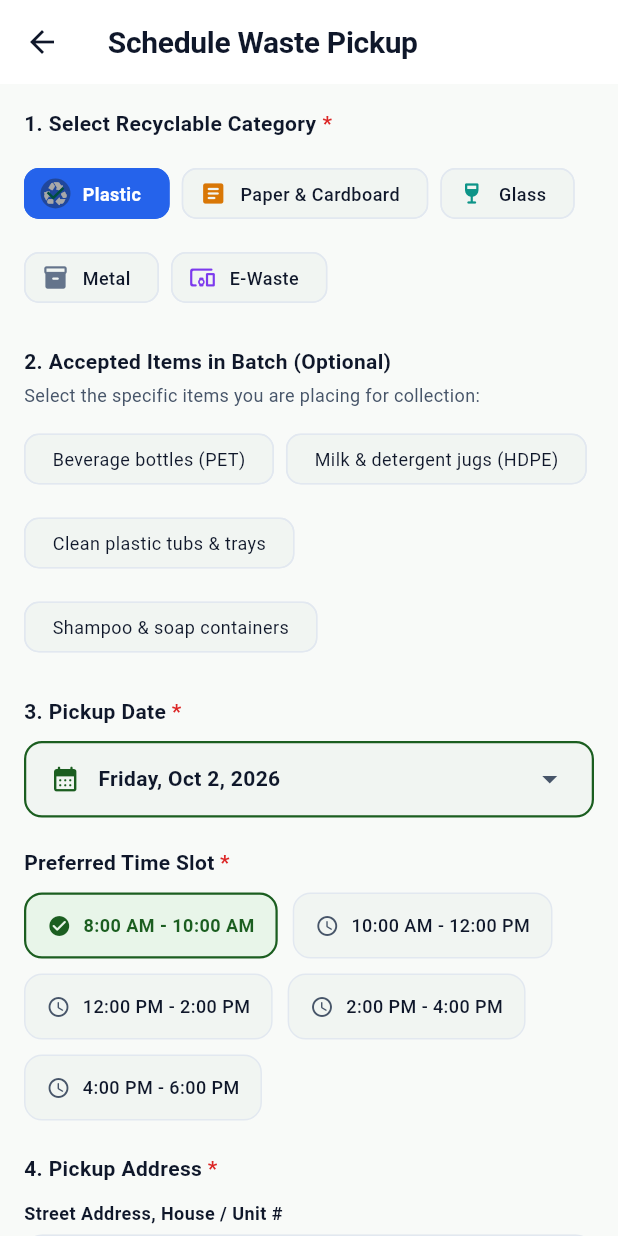
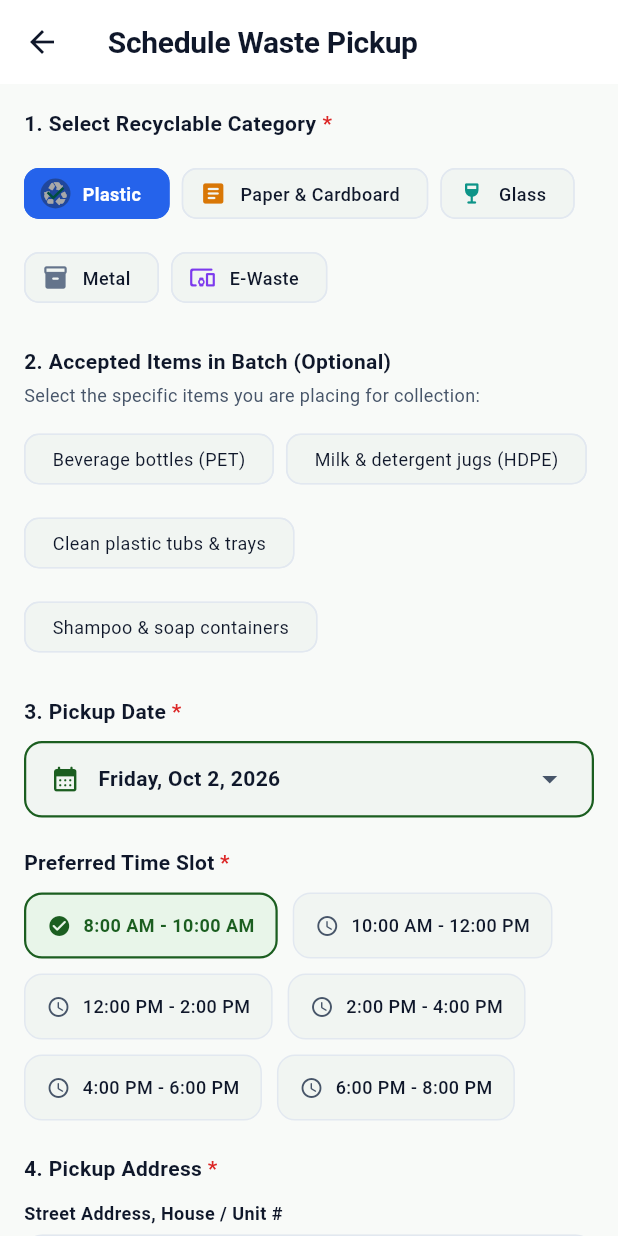
Before and after one commit to Vrutti88/GreenBin, a Flutter app: the SchedulePickupScreen screen opened by its route, on a phone screen of 412 x 824 dp. Run offline on Flutter 3.47's test engine with Material 3 defaults, Android fonts, the phone set to English and light mode, and no system bars; our stand-ins replace cloud_firestore, firebase_auth, firebase_core, shared_preferences; accounts and stored records are empty.

Commit message:
Add 6:00 PM - 8:00 PM time slot to Schedule Pickup and TimeSlotSelector

```diff
--- a/lib/screens/schedule/schedule_pickup_screen.dart
+++ b/lib/screens/schedule/schedule_pickup_screen.dart
@@ -43,6 +43,7 @@ class _SchedulePickupScreenState extends State<SchedulePickupScreen> {
     '12:00 PM - 2:00 PM',
     '2:00 PM - 4:00 PM',
     '4:00 PM - 6:00 PM',
+    '6:00 PM - 8:00 PM',
   ];
 
   late String _selectedCategory;
--- a/lib/widgets/time_slot_selector.dart
+++ b/lib/widgets/time_slot_selector.dart
@@ -21,6 +21,7 @@ class TimeSlotSelector extends StatelessWidget {
       '12:00 PM - 2:00 PM',
       '2:00 PM - 4:00 PM',
       '4:00 PM - 6:00 PM',
+      '6:00 PM - 8:00 PM',
     ],
     this.label,
     this.isSlotDisabled,
```
Also changed, not shown: 1 other file.
